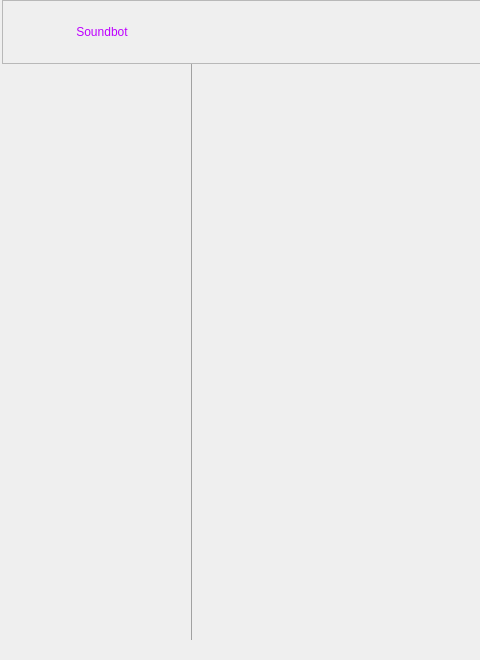
Above: widget/Setting/SoundBot/WSoundBotMainUi.ui from yechaoGitHub/AI before the change; both pictures show x 0 to 480 and y 0 to 660 of the 734 by 660 pixel window. Below: the same form after it.
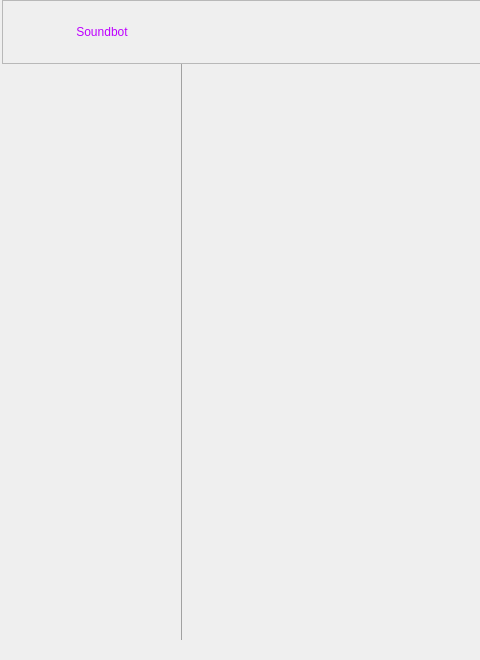
That is the form after the change. Icons and pictures are not drawn. Custom widgets are drawn as their Qt base class.

The edit to the form file:
```diff
--- a/widget/Setting/SoundBot/WSoundBotMainUi.ui
+++ b/widget/Setting/SoundBot/WSoundBotMainUi.ui
@@ -19,7 +19,7 @@
   <property name="maximumSize">
    <size>
     <width>16777215</width>
-    <height>600</height>
+    <height>16777215</height>
    </size>
   </property>
   <property name="windowTitle">
@@ -165,13 +165,13 @@
       <widget class="QFrame" name="frame_left">
        <property name="minimumSize">
         <size>
-         <width>190</width>
+         <width>180</width>
          <height>0</height>
         </size>
        </property>
        <property name="maximumSize">
         <size>
-         <width>190</width>
+         <width>180</width>
          <height>16777215</height>
         </size>
        </property>
@@ -182,6 +182,15 @@
         <enum>QFrame::Raised</enum>
        </property>
        <layout class="QVBoxLayout" name="verticalLayout">
+        <property name="leftMargin">
+         <number>0</number>
+        </property>
+        <property name="rightMargin">
+         <number>0</number>
+        </property>
+        <property name="bottomMargin">
+         <number>9</number>
+        </property>
         <item>
          <widget class="WNavbarButton" name="pb_sound_page1">
           <property name="minimumSize">
```
